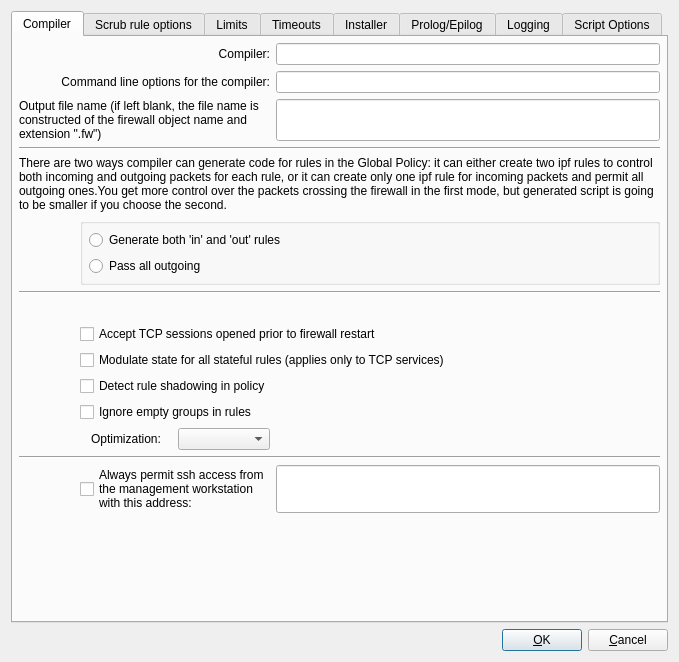
The window that src/gui/pfadvanceddialog_q.ui (fwbuilder/fwbuilder) describes before a commit, drawn with Qt 5.
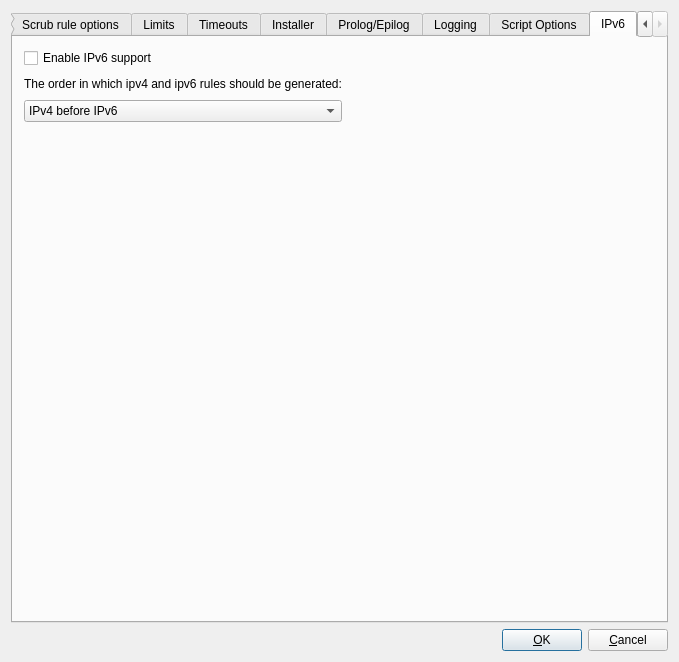
The same window after the commit. The open tabs and pages were chosen to show the change.

```diff
--- a/src/gui/pfadvanceddialog_q.ui
+++ b/src/gui/pfadvanceddialog_q.ui
@@ -2373,6 +2373,67 @@
        </item>
       </layout>
      </widget>
+     <widget class="QWidget" name="tab" >
+      <attribute name="title" >
+       <string>IPv6</string>
+      </attribute>
+      <layout class="QGridLayout" >
+       <item row="0" column="0" >
+        <widget class="QCheckBox" name="ipv6" >
+         <property name="text" >
+          <string>Enable IPv6 support</string>
+         </property>
+        </widget>
+       </item>
+       <item row="1" column="0" >
+        <widget class="QLabel" name="label" >
+         <property name="text" >
+          <string>The order in which ipv4 and ipv6 rules should be generated:</string>
+         </property>
+        </widget>
+       </item>
+       <item row="1" column="1" >
+        <spacer>
+         <property name="orientation" >
+          <enum>Qt::Horizontal</enum>
+         </property>
+         <property name="sizeHint" >
+          <size>
+           <width>40</width>
+           <height>20</height>
+          </size>
+         </property>
+        </spacer>
+       </item>
+       <item row="2" column="0" >
+        <widget class="QComboBox" name="ipv4before" >
+         <item>
+          <property name="text" >
+           <string>IPv4 before IPv6</string>
+          </property>
+         </item>
+         <item>
+          <property name="text" >
+           <string>IPv6 before IPv4</string>
+          </property>
+         </item>
+        </widget>
+       </item>
+       <item row="3" column="0" >
+        <spacer>
+         <property name="orientation" >
+          <enum>Qt::Vertical</enum>
+         </property>
+         <property name="sizeHint" >
+          <size>
+           <width>20</width>
+           <height>40</height>
+          </size>
+         </property>
+        </spacer>
+       </item>
+      </layout>
+     </widget>
     </widget>
    </item>
   </layout>
```
Left out of the diff: 1 changed line with no effect on the pictures.
